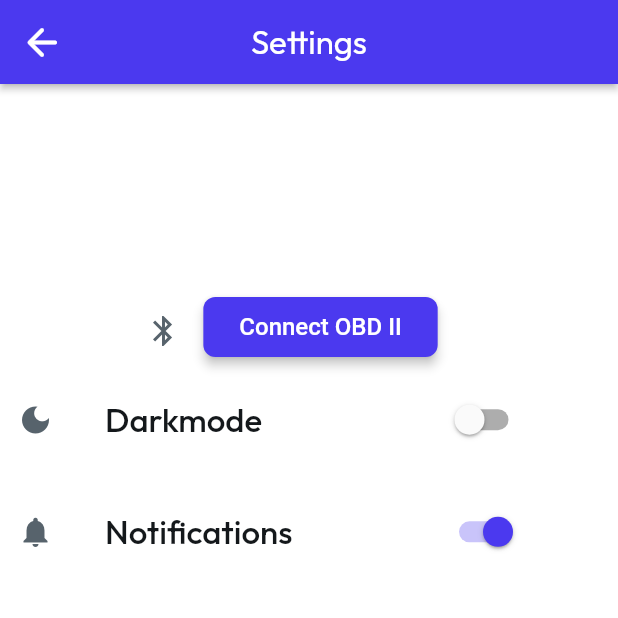
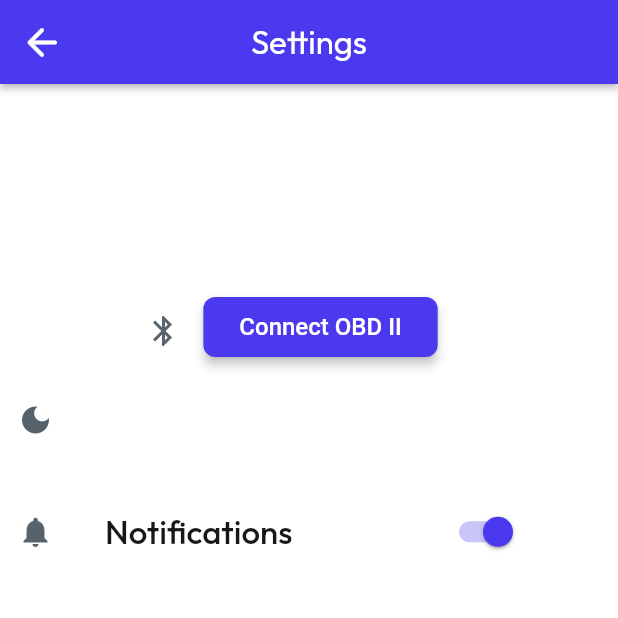
Before and after one commit to DanielShermanSchool/MotoReMinder, a Flutter app: the SettingsPageWidget screen opened directly, on a phone screen of 412 x 824 dp, the top half of it. Run offline on Flutter 3.47's test engine with Material 2 defaults, Android fonts, the light colour scheme and no system bars; drawn by our look-alikes of auto_size_text; our stand-ins replace file_picker, font_awesome_flutter, from_css_color, go_router, google_fonts, image_picker and 4 more; missing offline and left inert: json_path, mime_type; accounts and stored records are empty; Roboto replaces fonts that are missing (Readex Pro).

Commit message:
Trying to fix the problem with conflicts
Apparently the pull request caused conflicts, so this was to fix the conflicts; Will re-open pull request if need be

```diff
--- a/lib/index.dart
+++ b/lib/index.dart
@@ -1,5 +1,5 @@
 // Export pages
-export '/pages/home_page/home_page_widget.dart' show HomePageWidget;
+export '/pages/checklist_page/checklist_page.dart' show ChecklistPage;
 export '/pages/car_page/car_page_widget.dart' show CarPageWidget;
 export '/settings_page/settings_page_widget.dart' show SettingsPageWidget;
 export '/edit_page/edit_page_widget.dart' show EditPageWidget;
--- a/lib/pages/home_page/home_page_widget.dart
+++ b/lib/pages/checklist_page/checklist_page.dart
@@ -1,9 +1,9 @@
 import 'package:moto_re_minder/car_object.dart';
 import 'package:flutter/material.dart';
 
-class HomePageWidget extends StatelessWidget {
+class ChecklistPage extends StatelessWidget {
   final Car car;
-  const HomePageWidget({required this.car});
+  const ChecklistPage({required this.car});
 
   @override
   Widget build(BuildContext context) {
--- a/lib/settings_page/settings_page_widget.dart
+++ b/lib/settings_page/settings_page_widget.dart
@@ -151,37 +151,37 @@ class _SettingsPageWidgetState extends State<SettingsPageWidget> {
                   size: 24.0,
                 ),
               ),
-              Align(
-                alignment: const AlignmentDirectional(0.00, -0.45),
-                child: SwitchListTile.adaptive(
-                  value: _model.switchListTileValue2 ??= false,
-                  onChanged: (newValue) async {
-                    // setState(() => _model.switchListTileValue2 = newValue);
-                    // if (newValue) {
-                    //   setDarkModeSetting(
-                    //     context,
-                    //     true ? ThemeMode.dark : ThemeMode.light,
-                    //   );
-                    // } else {
-                    //   setDarkModeSetting(
-                    //     context,
-                    //     false ? ThemeMode.dark : ThemeMode.light,
-                    //   );
-                    // }
-                  },
-                  title: Text(
-                    'Darkmode',
-                    style: FlutterFlowTheme.of(context).titleLarge,
-                  ),
-                  tileColor: FlutterFlowTheme.of(context).secondaryBackground,
-                  activeColor: FlutterFlowTheme.of(context).primary,
-                  activeTrackColor: FlutterFlowTheme.of(context).accent1,
-                  dense: false,
-                  controlAffinity: ListTileControlAffinity.trailing,
-                  contentPadding:
-                      const EdgeInsetsDirectional.fromSTEB(70.0, 0.0, 60.0, 0.0),
-                ),
-              ),
+              // Align(
+              //   alignment: const AlignmentDirectional(0.00, -0.45),
+              //   child: SwitchListTile.adaptive(
+              //     value: _model.switchListTileValue2 ??= false,
+              //     onChanged: (newValue) async {
+              //       setState(() => _model.switchListTileValue2 = newValue);
+              //       if (newValue) {
+              //         setDarkModeSetting(
+              //           context,
+              //           true ? ThemeMode.dark : ThemeMode.light,
+              //         );
+              //       } else {
+              //         setDarkModeSetting(
+              //           context,
+              //           false ? ThemeMode.dark : ThemeMode.light,
+              //         );
+              //       }
+              //     },
+              //     title: Text(
+              //       'Darkmode',
+              //       style: FlutterFlowTheme.of(context).titleLarge,
+              //     ),
+              //     tileColor: FlutterFlowTheme.of(context).secondaryBackground,
+              //     activeColor: FlutterFlowTheme.of(context).primary,
+              //     activeTrackColor: FlutterFlowTheme.of(context).accent1,
+              //     dense: false,
+              //     controlAffinity: ListTileControlAffinity.trailing,
+              //     contentPadding:
+              //         const EdgeInsetsDirectional.fromSTEB(70.0, 0.0, 60.0, 0.0),
+              //   ),
+              // ),
               Align(
                 alignment: const AlignmentDirectional(-0.94, -0.43),
                 child: Icon(
```
Also changed, not shown: lib/car_object.dart (+96 -102 lines), lib/pages/car_page/car_page_widget.dart (+44 -73 lines), lib/pages/checklist_page/home_page_model.dart (renamed from lib/pages/home_page/home_page_model.dart), 1 other file.
